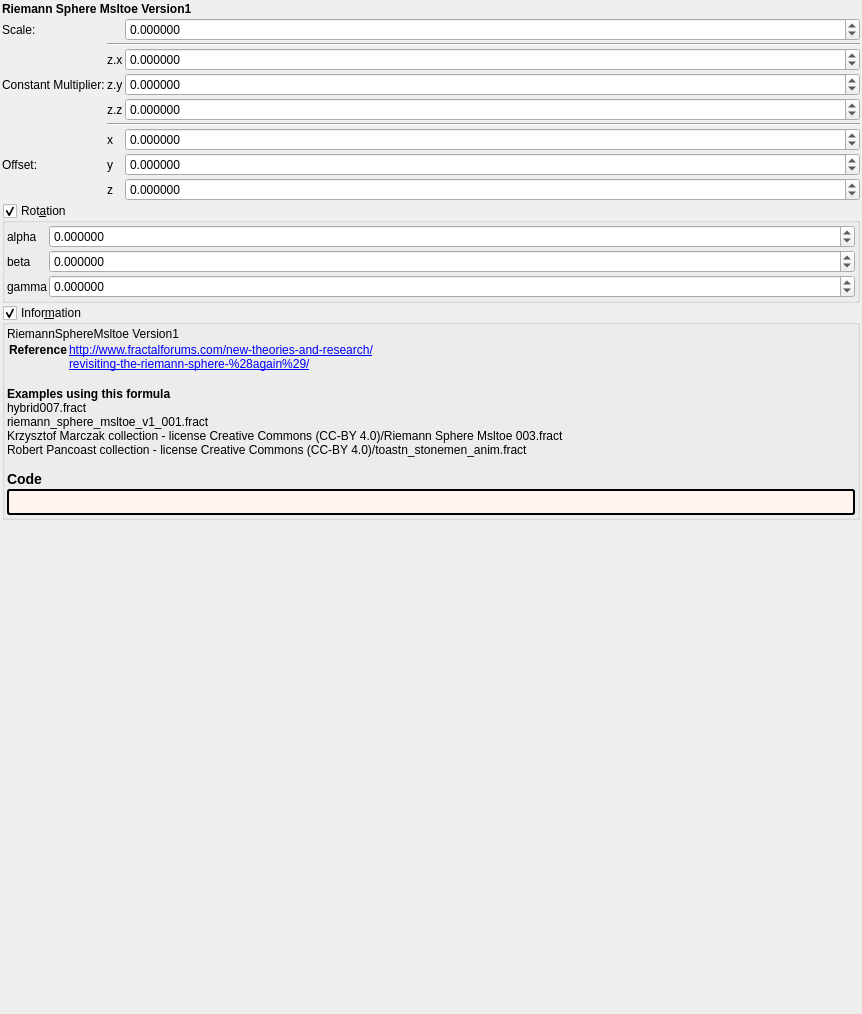
Above: mandelbulber2/formula/ui/riemann_sphere_msltoe_v1.ui from buddhi1980/mandelbulber2 before the change. Below: the same form after it.
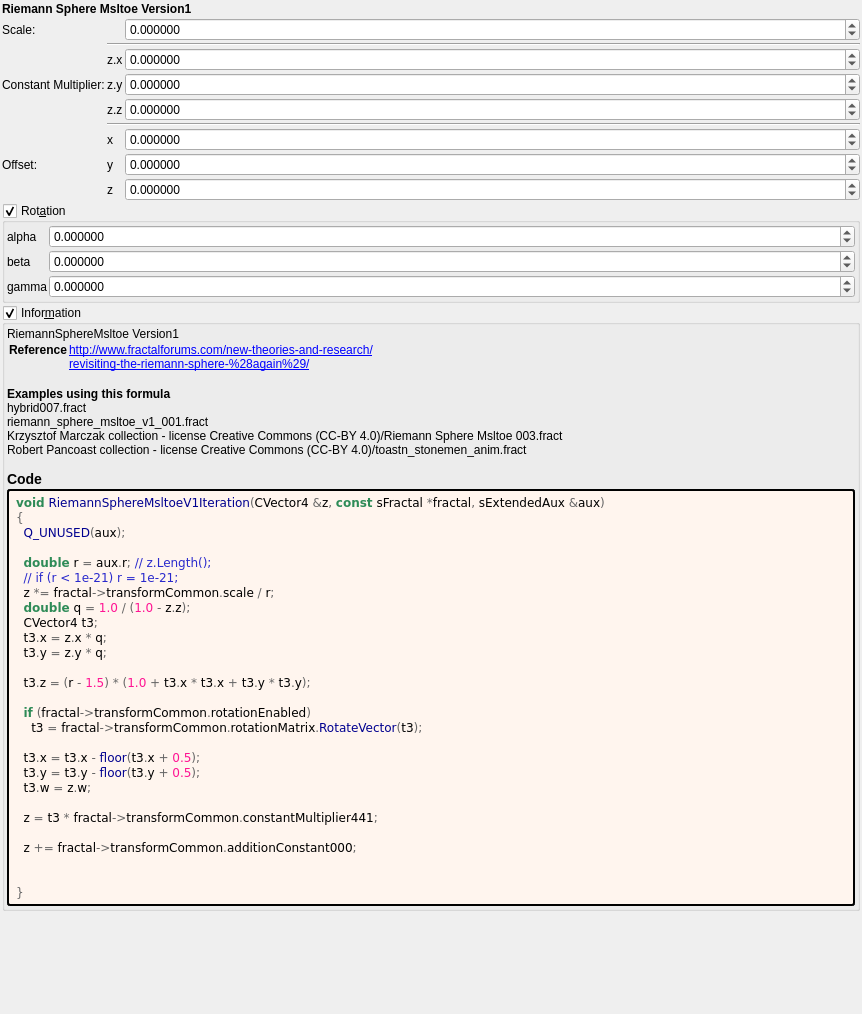
That is the form after the change. Custom widgets are drawn as their Qt base class.

```diff
--- a/mandelbulber2/formula/ui/riemann_sphere_msltoe_v1.ui
+++ b/mandelbulber2/formula/ui/riemann_sphere_msltoe_v1.ui
@@ -529,7 +529,36 @@
          <string notr="true">border-style: outset; border-width: 2px; border-radius: 3px; border-color: black; background-color: #fff5ee; padding: 4px;</string>
         </property>
         <property name="text">
-         <string notr="true"></string>
+         <string notr="true">&lt;body style=&quot;background-color:#fff5ee&quot;&gt;
+&lt;pre style=&quot;color:#000000; background-color:#fff5ee;  font-family:'Courier New',monospace;&quot;&gt;&lt;span style=&quot;color:#2e8b57; font-weight:bold&quot;&gt;void&lt;/span&gt; &lt;span style=&quot;color:#00008f&quot;&gt;RiemannSphereMsltoeV1Iteration&lt;/span&gt;&lt;span style=&quot;color:#676767&quot;&gt;(&lt;/span&gt;CVector4 &lt;span style=&quot;color:#676767&quot;&gt;&amp;amp;&lt;/span&gt;z&lt;span style=&quot;color:#676767&quot;&gt;,&lt;/span&gt; &lt;span style=&quot;color:#2e8b57; font-weight:bold&quot;&gt;const&lt;/span&gt; sFractal &lt;span style=&quot;color:#676767&quot;&gt;*&lt;/span&gt;fractal&lt;span style=&quot;color:#676767&quot;&gt;,&lt;/span&gt; sExtendedAux &lt;span style=&quot;color:#676767&quot;&gt;&amp;amp;&lt;/span&gt;aux&lt;span style=&quot;color:#676767&quot;&gt;)&lt;/span&gt;
+&lt;span style=&quot;color:#676767&quot;&gt;{&lt;/span&gt;
+  &lt;span style=&quot;color:#00008f&quot;&gt;Q_UNUSED&lt;/span&gt;&lt;span style=&quot;color:#676767&quot;&gt;(&lt;/span&gt;aux&lt;span style=&quot;color:#676767&quot;&gt;);&lt;/span&gt;
+
+  &lt;span style=&quot;color:#2e8b57; font-weight:bold&quot;&gt;double&lt;/span&gt; r &lt;span style=&quot;color:#676767&quot;&gt;=&lt;/span&gt; aux&lt;span style=&quot;color:#676767&quot;&gt;.&lt;/span&gt;r&lt;span style=&quot;color:#676767&quot;&gt;;&lt;/span&gt; &lt;span style=&quot;color:#2929cc&quot;&gt;// z.Length();&lt;/span&gt;
+  &lt;span style=&quot;color:#2929cc&quot;&gt;// if (r &amp;lt; 1e-21) r = 1e-21;&lt;/span&gt;
+  z &lt;span style=&quot;color:#676767&quot;&gt;*=&lt;/span&gt; fractal&lt;span style=&quot;color:#676767&quot;&gt;-&amp;gt;&lt;/span&gt;transformCommon&lt;span style=&quot;color:#676767&quot;&gt;.&lt;/span&gt;scale &lt;span style=&quot;color:#676767&quot;&gt;/&lt;/span&gt; r&lt;span style=&quot;color:#676767&quot;&gt;;&lt;/span&gt;
+  &lt;span style=&quot;color:#2e8b57; font-weight:bold&quot;&gt;double&lt;/span&gt; q &lt;span style=&quot;color:#676767&quot;&gt;=&lt;/span&gt; &lt;span style=&quot;color:#ff1493&quot;&gt;1.0&lt;/span&gt; &lt;span style=&quot;color:#676767&quot;&gt;/ (&lt;/span&gt;&lt;span style=&quot;color:#ff1493&quot;&gt;1.0&lt;/span&gt; &lt;span style=&quot;color:#676767&quot;&gt;-&lt;/span&gt; z&lt;span style=&quot;color:#676767&quot;&gt;.&lt;/span&gt;z&lt;span style=&quot;color:#676767&quot;&gt;);&lt;/span&gt;
+  CVector4 t3&lt;span style=&quot;color:#676767&quot;&gt;;&lt;/span&gt;
+  t3&lt;span style=&quot;color:#676767&quot;&gt;.&lt;/span&gt;x &lt;span style=&quot;color:#676767&quot;&gt;=&lt;/span&gt; z&lt;span style=&quot;color:#676767&quot;&gt;.&lt;/span&gt;x &lt;span style=&quot;color:#676767&quot;&gt;*&lt;/span&gt; q&lt;span style=&quot;color:#676767&quot;&gt;;&lt;/span&gt;
+  t3&lt;span style=&quot;color:#676767&quot;&gt;.&lt;/span&gt;y &lt;span style=&quot;color:#676767&quot;&gt;=&lt;/span&gt; z&lt;span style=&quot;color:#676767&quot;&gt;.&lt;/span&gt;y &lt;span style=&quot;color:#676767&quot;&gt;*&lt;/span&gt; q&lt;span style=&quot;color:#676767&quot;&gt;;&lt;/span&gt;
+
+  t3&lt;span style=&quot;color:#676767&quot;&gt;.&lt;/span&gt;z &lt;span style=&quot;color:#676767&quot;&gt;= (&lt;/span&gt;r &lt;span style=&quot;color:#676767&quot;&gt;-&lt;/span&gt; &lt;span style=&quot;color:#ff1493&quot;&gt;1.5&lt;/span&gt;&lt;span style=&quot;color:#676767&quot;&gt;) * (&lt;/span&gt;&lt;span style=&quot;color:#ff1493&quot;&gt;1.0&lt;/span&gt; &lt;span style=&quot;color:#676767&quot;&gt;+&lt;/span&gt; t3&lt;span style=&quot;color:#676767&quot;&gt;.&lt;/span&gt;x &lt;span style=&quot;color:#676767&quot;&gt;*&lt;/span&gt; t3&lt;span style=&quot;color:#676767&quot;&gt;.&lt;/span&gt;x &lt;span style=&quot;color:#676767&quot;&gt;+&lt;/span&gt; t3&lt;span style=&quot;color:#676767&quot;&gt;.&lt;/span&gt;y &lt;span style=&quot;color:#676767&quot;&gt;*&lt;/span&gt; t3&lt;span style=&quot;color:#676767&quot;&gt;.&lt;/span&gt;y&lt;span style=&quot;color:#676767&quot;&gt;);&lt;/span&gt;
+
+  &lt;span style=&quot;color:#2e8b57; font-weight:bold&quot;&gt;if&lt;/span&gt; &lt;span style=&quot;color:#676767&quot;&gt;(&lt;/span&gt;fractal&lt;span style=&quot;color:#676767&quot;&gt;-&amp;gt;&lt;/span&gt;transformCommon&lt;span style=&quot;color:#676767&quot;&gt;.&lt;/span&gt;rotationEnabled&lt;span style=&quot;color:#676767&quot;&gt;)&lt;/span&gt;
+    t3 &lt;span style=&quot;color:#676767&quot;&gt;=&lt;/span&gt; fractal&lt;span style=&quot;color:#676767&quot;&gt;-&amp;gt;&lt;/span&gt;transformCommon&lt;span style=&quot;color:#676767&quot;&gt;.&lt;/span&gt;rotationMatrix&lt;span style=&quot;color:#676767&quot;&gt;.&lt;/span&gt;&lt;span style=&quot;color:#00008f&quot;&gt;RotateVector&lt;/span&gt;&lt;span style=&quot;color:#676767&quot;&gt;(&lt;/span&gt;t3&lt;span style=&quot;color:#676767&quot;&gt;);&lt;/span&gt;
+
+  t3&lt;span style=&quot;color:#676767&quot;&gt;.&lt;/span&gt;x &lt;span style=&quot;color:#676767&quot;&gt;=&lt;/span&gt; t3&lt;span style=&quot;color:#676767&quot;&gt;.&lt;/span&gt;x &lt;span style=&quot;color:#676767&quot;&gt;-&lt;/span&gt; &lt;span style=&quot;color:#00008f&quot;&gt;floor&lt;/span&gt;&lt;span style=&quot;color:#676767&quot;&gt;(&lt;/span&gt;t3&lt;span style=&quot;color:#676767&quot;&gt;.&lt;/span&gt;x &lt;span style=&quot;color:#676767&quot;&gt;+&lt;/span&gt; &lt;span style=&quot;color:#ff1493&quot;&gt;0.5&lt;/span&gt;&lt;span style=&quot;color:#676767&quot;&gt;);&lt;/span&gt;
+  t3&lt;span style=&quot;color:#676767&quot;&gt;.&lt;/span&gt;y &lt;span style=&quot;color:#676767&quot;&gt;=&lt;/span&gt; t3&lt;span style=&quot;color:#676767&quot;&gt;.&lt;/span&gt;y &lt;span style=&quot;color:#676767&quot;&gt;-&lt;/span&gt; &lt;span style=&quot;color:#00008f&quot;&gt;floor&lt;/span&gt;&lt;span style=&quot;color:#676767&quot;&gt;(&lt;/span&gt;t3&lt;span style=&quot;color:#676767&quot;&gt;.&lt;/span&gt;y &lt;span style=&quot;color:#676767&quot;&gt;+&lt;/span&gt; &lt;span style=&quot;color:#ff1493&quot;&gt;0.5&lt;/span&gt;&lt;span style=&quot;color:#676767&quot;&gt;);&lt;/span&gt;
+  t3&lt;span style=&quot;color:#676767&quot;&gt;.&lt;/span&gt;w &lt;span style=&quot;color:#676767&quot;&gt;=&lt;/span&gt; z&lt;span style=&quot;color:#676767&quot;&gt;.&lt;/span&gt;w&lt;span style=&quot;color:#676767&quot;&gt;;&lt;/span&gt;
+
+  z &lt;span style=&quot;color:#676767&quot;&gt;=&lt;/span&gt; t3 &lt;span style=&quot;color:#676767&quot;&gt;*&lt;/span&gt; fractal&lt;span style=&quot;color:#676767&quot;&gt;-&amp;gt;&lt;/span&gt;transformCommon&lt;span style=&quot;color:#676767&quot;&gt;.&lt;/span&gt;constantMultiplier441&lt;span style=&quot;color:#676767&quot;&gt;;&lt;/span&gt;
+
+  z &lt;span style=&quot;color:#676767&quot;&gt;+=&lt;/span&gt; fractal&lt;span style=&quot;color:#676767&quot;&gt;-&amp;gt;&lt;/span&gt;transformCommon&lt;span style=&quot;color:#676767&quot;&gt;.&lt;/span&gt;additionConstant000&lt;span style=&quot;color:#676767&quot;&gt;;&lt;/span&gt;
+
+
+&lt;span style=&quot;color:#676767&quot;&gt;}&lt;/span&gt;
+&lt;/pre&gt;
+&lt;/body&gt;</string>
         </property>
         <property name="wordWrap">
          <bool>true</bool>
```
